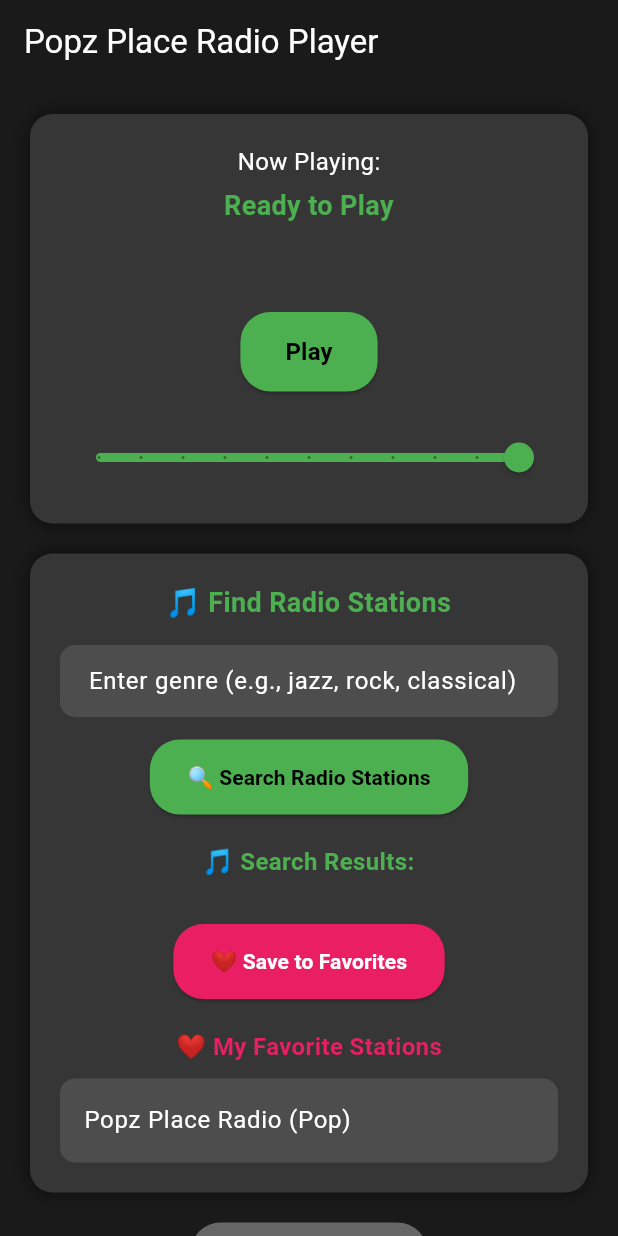
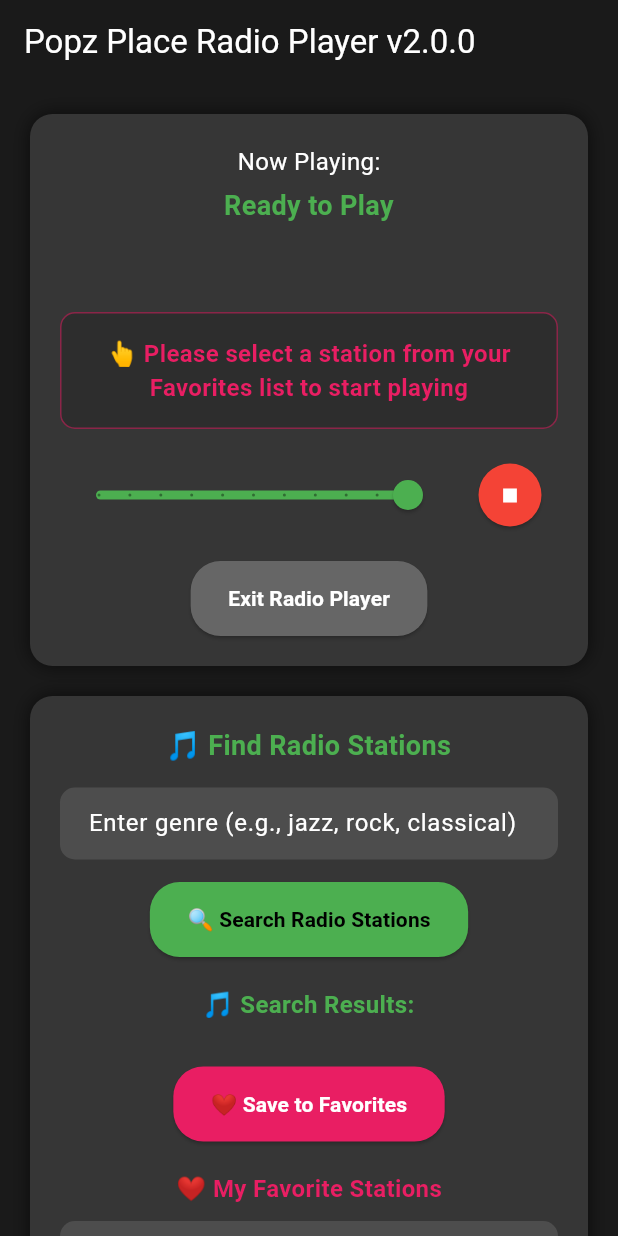
Before and after one commit to michael5cents/RadioApp---AndroidAPK, a Flutter app: the screen it shows after launch, on a phone screen of 412 x 824 dp. Run offline on Flutter 3.47's test engine with Material 3 defaults, Android fonts, the phone set to English and light mode, and no system bars; our stand-ins replace audioplayers, shared_preferences.

Commit message:
Version 2.0.0: Added delete functionality for favorites, improved UI guidance, and persistent storage

```diff
--- a/lib/main.dart
+++ b/lib/main.dart
@@ -256,7 +256,7 @@ class _RadioHomePageState extends State<RadioHomePage> with WidgetsBindingObserv
   Widget build(BuildContext context) {
     return Scaffold(
       appBar: AppBar(
-        title: const Text('Popz Place Radio Player'),
+        title: const Text('Popz Place Radio Player v2.0.0'),
       ),
       body: _isLargeScreen
           ? Row(
@@ -284,8 +284,6 @@ class _RadioHomePageState extends State<RadioHomePage> with WidgetsBindingObserv
                   _buildPlayerControls(),
                   const SizedBox(height: 20),
                   _buildSearchAndFavorites(),
-                  const SizedBox(height: 20),
-                  _buildExitButton(),
                 ],
               ),
             ),
@@ -337,56 +335,100 @@ class _RadioHomePageState extends State<RadioHomePage> with WidgetsBindingObserv
             textAlign: TextAlign.center,
           ),
           const SizedBox(height: 20),
+          Container(
+            padding: const EdgeInsets.all(15),
+            decoration: BoxDecoration(
+              color: const Color(0xFF2d2d2d),
+              borderRadius: BorderRadius.circular(10),
+              border: Border.all(color: Colors.pink.withOpacity(0.5)),
+            ),
+            child: const Text(
+              '👆 Please select a station from your Favorites list to start playing',
+              style: TextStyle(
+                fontSize: 16,
+                color: Colors.pink,
+                fontWeight: FontWeight.bold,
+              ),
+              textAlign: TextAlign.center,
+            ),
+          ),
+          const SizedBox(height: 20),
           Row(
             mainAxisAlignment: MainAxisAlignment.center,
             children: [
+              Expanded(
+                child: Slider(
+                  value: _audioPlayer.volume,
+                  min: 0.0,
+                  max: 1.0,
+                  divisions: 10,
+                  label: _audioPlayer.volume.toStringAsFixed(1),
+                  onChanged: (double value) {
+                    setState(() {
+                      _audioPlayer.setVolume(value);
+                    });
+                  },
+                ),
+              ),
+              const SizedBox(width: 10),
               ElevatedButton(
                 onPressed: () async {
-                  if (isPlaying) {
-                    await _audioPlayer.pause();
-                    setState(() {
-                      isPlaying = false;
-                    });
-                  } else {
-                    await _audioPlayer.resume();
-                    setState(() {
-                      isPlaying = true;
-                    });
-                  }
+                  await _audioPlayer.stop();
+                  setState(() {
+                    isPlaying = false;
+                    nowPlaying = 'Ready to Play';
+                    currentSong = '';
+                  });
                 },
                 style: ElevatedButton.styleFrom(
-                  backgroundColor: Colors.green,
-                  padding: const EdgeInsets.symmetric(
-                    horizontal: 30,
-                    vertical: 15,
-                  ),
-                  shape: RoundedRectangleBorder(
-                    borderRadius: BorderRadius.circular(20),
-                  ),
+                  backgroundColor: Colors.red,
+                  padding: const EdgeInsets.all(12),
+                  shape: const CircleBorder(),
                 ),
-                child: Text(
-                  isPlaying ? 'Pause' : 'Play',
-                  style: const TextStyle(
-                    fontSize: 16,
-                    fontWeight: FontWeight.bold,
-                    color: Colors.black,
-                  ),
-                ),
+                child: const Icon(Icons.stop, color: Colors.white),
               ),
             ],
           ),
           const SizedBox(height: 20),
-          Slider(
-            value: _audioPlayer.volume,
-            min: 0.0,
-            max: 1.0,
-            divisions: 10,
-            label: _audioPlayer.volume.toStringAsFixed(1),
-            onChanged: (double value) {
-              setState(() {
-                _audioPlayer.setVolume(value);
-              });
+          ElevatedButton(
+            onPressed: () async {
+              await _audioPlayer.pause();
+              if (kIsWeb) {
+                showDialog(
+                  context: context,
+                  builder: (context) => AlertDialog(
+                    title: const Text('Exit'),
+                    content: const Text('Thank you for using Popz Place Radio!'),
+                    actions: [
+                      TextButton(
+                        onPressed: () => Navigator.pop(context),
+                        child: const Text('OK'),
+                      ),
+                    ],
+                  ),
+                );
+              } else {
+                SystemNavigator.pop();
+              }
             },
+            style: ElevatedButton.styleFrom(
+              backgroundColor: const Color(0xFF666666),
+              padding: const EdgeInsets.symmetric(
+                horizontal: 25,
+                vertical: 15,
+              ),
+              shape: RoundedRectangleBorder(
+                borderRadius: BorderRadius.circular(20),
+              ),
+            ),
+            child: const Text(
+              'Exit Radio Player',
+              style: TextStyle(
+                fontSize: 14,
+                fontWeight: FontWeight.bold,
+                color: Colors.white,
+              ),
+            ),
           ),
         ],
       ),
@@ -565,6 +607,17 @@ class _RadioHomePageState extends State<RadioHomePage> with WidgetsBindingObserv
                     style: const TextStyle(color: Colors.white),
                   ),
                   onTap: () => _playStation(station),
+                  trailing: station.name != 'Popz Place Radio' ? // Don't show delete for default station
+                    IconButton(
+                      icon: const Icon(Icons.delete, color: Colors.red),
+                      onPressed: () {
+                        setState(() {
+                          favorites.remove(station);
+                          _saveFavorites();
+                        });
+                      },
+                    )
+                    : null,
                 );
               },
             ),
@@ -573,47 +626,4 @@ class _RadioHomePageState extends State<RadioHomePage> with WidgetsBindingObserv
       ),
     );
   }
-
-  Widget _buildExitButton() {
-    return ElevatedButton(
-      onPressed: () async {
-        await _audioPlayer.pause();
-        if (kIsWeb) {
-          showDialog(
-            context: context,
-            builder: (context) => AlertDialog(
-              title: const Text('Exit'),
-              content: const Text('Thank you for using Popz Place Radio!'),
-              actions: [
-                TextButton(
-                  onPressed: () => Navigator.pop(context),
-                  child: const Text('OK'),
-                ),
-              ],
-            ),
-          );
-        } else {
-          SystemNavigator.pop();
-        }
-      },
-      style: ElevatedButton.styleFrom(
-        backgroundColor: const Color(0xFF666666),
-        padding: const EdgeInsets.symmetric(
-          horizontal: 25,
-          vertical: 15,
-        ),
-        shape: RoundedRectangleBorder(
-          borderRadius: BorderRadius.circular(20),
-        ),
-      ),
-      child: const Text(
-        'Exit Radio Player',
-        style: TextStyle(
-          fontSize: 14,
-          fontWeight: FontWeight.bold,
-          color: Colors.white,
-        ),
-      ),
-    );
-  }
 }
--- a/pubspec.yaml
+++ b/pubspec.yaml
@@ -1,7 +1,7 @@
 name: radio_flutter
 description: "A new Flutter project."
 publish_to: 'none'
-version: 1.0.0+1
+version: 2.0.0+2
 
 environment:
   sdk: ^3.6.0
```
Also changed, not shown: 1 other file.
